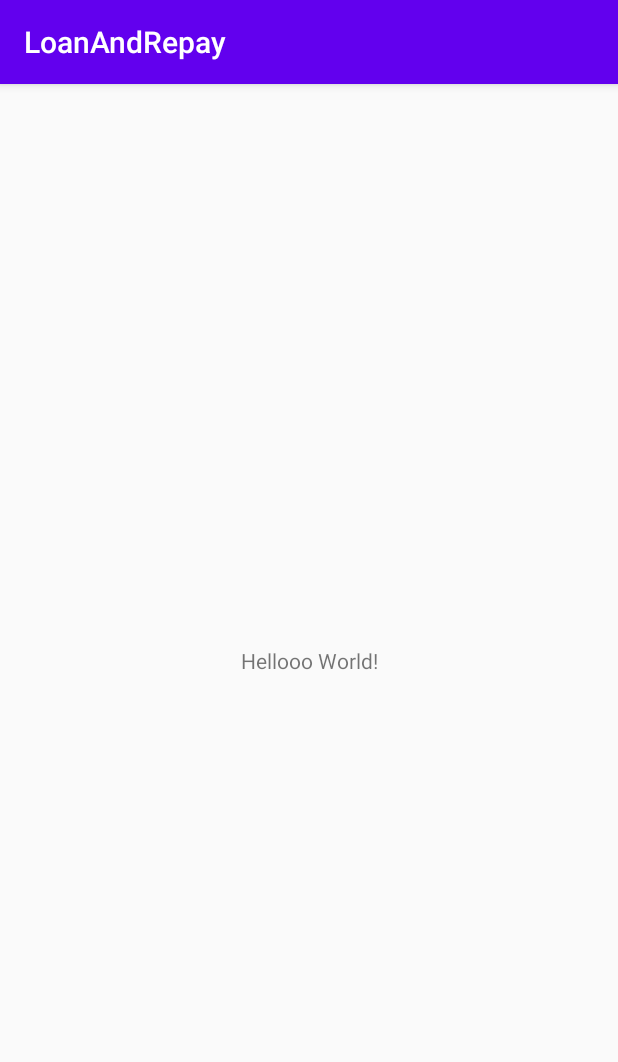
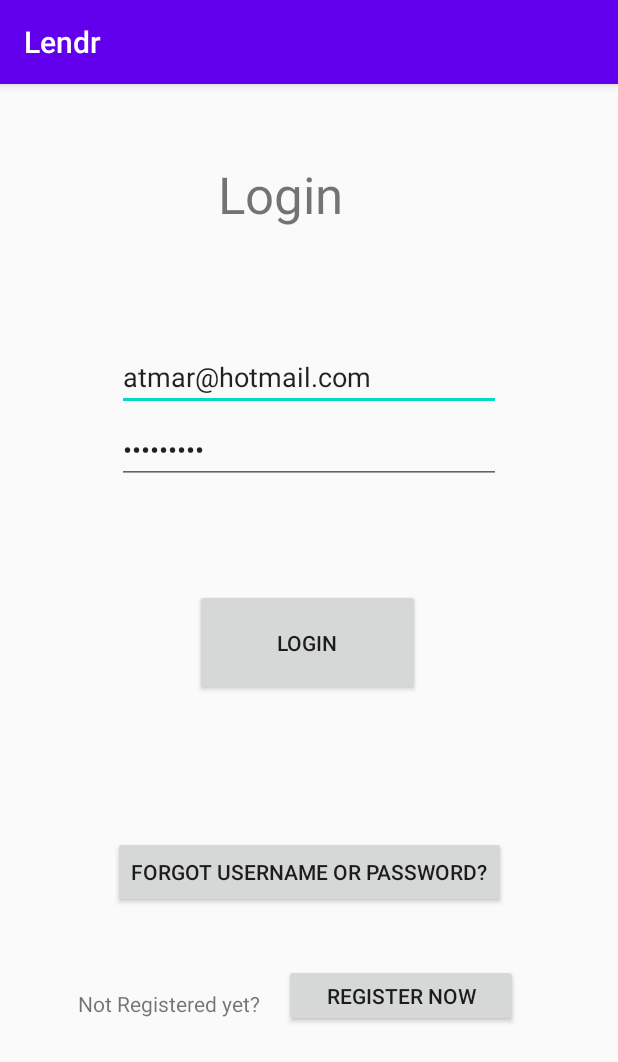
Before and after one commit to FarhadMohamad/loan-and-repay-android, an Android app: the screen it shows after launch (MainActivity before the commit, LoginActivity after it), on a phone screen of 412 x 824 dp. Shown: the top 1062 px of the screen. Run offline under Robolectric (Android 15) with nearby library versions, the phone set to English and light mode, and no system bars.

Commit message:
Login done

```diff
--- /dev/null
+++ b/app/src/main/res/layout/activity_login.xml
@@ -0,0 +1,118 @@
+<?xml version="1.0" encoding="utf-8"?>
+<androidx.constraintlayout.widget.ConstraintLayout xmlns:android="http://schemas.android.com/apk/res/android"
+    xmlns:app="http://schemas.android.com/apk/res-auto"
+    xmlns:tools="http://schemas.android.com/tools"
+    android:layout_width="match_parent"
+    android:layout_height="match_parent"
+    tools:context=".LoginActivity">
+
+    <TextView
+        android:id="@+id/textView"
+        android:layout_width="135dp"
+        android:layout_height="46dp"
+        android:layout_centerHorizontal="true"
+        android:layout_centerVertical="true"
+        android:autoSizeTextType="uniform"
+        android:text="@string/txtLogin"
+        app:layout_constraintBottom_toBottomOf="parent"
+        app:layout_constraintHorizontal_bias="0.525"
+        app:layout_constraintLeft_toLeftOf="parent"
+        app:layout_constraintRight_toRightOf="parent"
+        app:layout_constraintTop_toTopOf="parent"
+        app:layout_constraintVertical_bias="0.07" />
+
+    <Button
+        android:id="@+id/login_button"
+        android:layout_width="150dp"
+        android:layout_height="71dp"
+        android:layout_below="@id/textView"
+        android:layout_centerHorizontal="true"
+        android:onClick="onClickLoginBtn"
+        android:text="@string/btnLogin"
+        app:layout_constraintBottom_toTopOf="@+id/forgot_button"
+        app:layout_constraintEnd_toEndOf="parent"
+        app:layout_constraintHorizontal_bias="0.497"
+        app:layout_constraintLeft_toLeftOf="parent"
+        app:layout_constraintRight_toRightOf="parent"
+        app:layout_constraintStart_toStartOf="parent"
+        app:layout_constraintTop_toBottomOf="@+id/txtLoginPassword"
+        app:layout_constraintVertical_bias="0.427" />
+
+    <EditText
+        android:id="@+id/txtLoginUsername"
+        android:layout_width="wrap_content"
+        android:layout_height="wrap_content"
+        android:ems="12"
+        android:hint="@string/hintEmail"
+        android:inputType="textPersonName"
+        android:text="atmar@hotmail.com"
+        app:layout_constraintBottom_toBottomOf="parent"
+        app:layout_constraintEnd_toEndOf="parent"
+        app:layout_constraintStart_toStartOf="parent"
+        app:layout_constraintTop_toTopOf="parent"
+        app:layout_constraintVertical_bias="0.239" />
+
+    <EditText
+        android:id="@+id/txtLoginPassword"
+        android:layout_width="wrap_content"
+        android:layout_height="wrap_content"
+        android:layout_marginStart="8dp"
+        android:layout_marginLeft="8dp"
+        android:layout_marginTop="3dp"
+        android:layout_marginEnd="8dp"
+        android:layout_marginRight="8dp"
+        android:ems="12"
+        android:hint="@string/hintPassword"
+        android:inputType="textPassword"
+        android:text="Atmar123."
+        app:layout_constraintEnd_toEndOf="parent"
+        app:layout_constraintHorizontal_bias="0.5"
+        app:layout_constraintStart_toStartOf="parent"
+        app:layout_constraintTop_toBottomOf="@+id/txtLoginUsername" />
+
+    <Button
+        android:id="@+id/forgot_button"
+        android:layout_width="wrap_content"
+        android:layout_height="wrap_content"
+        android:layout_marginStart="8dp"
+        android:layout_marginLeft="8dp"
+        android:layout_marginTop="8dp"
+        android:layout_marginEnd="8dp"
+        android:layout_marginRight="8dp"
+        android:layout_marginBottom="8dp"
+        android:text="@string/btnForgotUser"
+        app:layout_constraintBottom_toBottomOf="parent"
+        app:layout_constraintEnd_toEndOf="parent"
+        app:layout_constraintStart_toStartOf="parent"
+        app:layout_constraintTop_toTopOf="parent"
+        app:layout_constraintVertical_bias="0.701" />
+
+    <TextView
+        android:id="@+id/textView2"
+        android:layout_width="wrap_content"
+        android:layout_height="wrap_content"
+        android:layout_marginStart="52dp"
+        android:layout_marginLeft="52dp"
+        android:text="@string/txtNotRegisteredYet"
+        app:layout_constraintBottom_toBottomOf="parent"
+        app:layout_constraintStart_toStartOf="parent"
+        app:layout_constraintTop_toBottomOf="@+id/forgot_button"
+        app:layout_constraintVertical_bias="0.271" />
+
+    <Button
+        android:id="@+id/btnRegisterNow"
+        android:layout_width="156dp"
+        android:layout_height="42dp"
+        android:layout_marginBottom="8dp"
+        android:onClick="onClickRegisterbtn"
+        android:text="@string/btnRegisterNow"
+        app:layout_constraintBottom_toBottomOf="parent"
+        app:layout_constraintEnd_toEndOf="parent"
+        app:layout_constraintHorizontal_bias="0.19"
+        app:layout_constraintStart_toEndOf="@+id/textView2"
+        app:layout_constraintTop_toBottomOf="@+id/forgot_button"
+        app:layout_constraintVertical_bias="0.222"
+        tools:ignore="OnClick" />
+
+
+</androidx.constraintlayout.widget.ConstraintLayout>
--- a/app/src/main/res/layout/activity_main.xml
+++ b/app/src/main/res/layout/activity_main.xml
@@ -1,5 +1,5 @@
 <?xml version="1.0" encoding="utf-8"?>
-<androidx.constraintlayout.widget.ConstraintLayout xmlns:android="http://schemas.android.com/apk/res/android"
+<LinearLayout xmlns:android="http://schemas.android.com/apk/res/android"
     xmlns:app="http://schemas.android.com/apk/res-auto"
     xmlns:tools="http://schemas.android.com/tools"
     android:layout_width="match_parent"
@@ -15,4 +15,5 @@
         app:layout_constraintRight_toRightOf="parent"
         app:layout_constraintTop_toTopOf="parent" />
 
-</androidx.constraintlayout.widget.ConstraintLayout>
+
+</LinearLayout>
```
Also changed, not shown: app/build.gradle (+8 -2 lines), app/src/main/AndroidManifest.xml (+18 -2 lines), app/src/main/java/com/example/loanandrepay/LoginActivity.java (added, +209 -0 lines), app/src/main/java/com/example/loanandrepay/RegisterActivity.java (added, +19 -0 lines), app/src/main/res/layout/activity_register.xml (added, +119 -0 lines), app/src/main/res/values/strings.xml (+92 -1 lines), app/src/main/res/values/styles.xml (+9 -0 lines).
